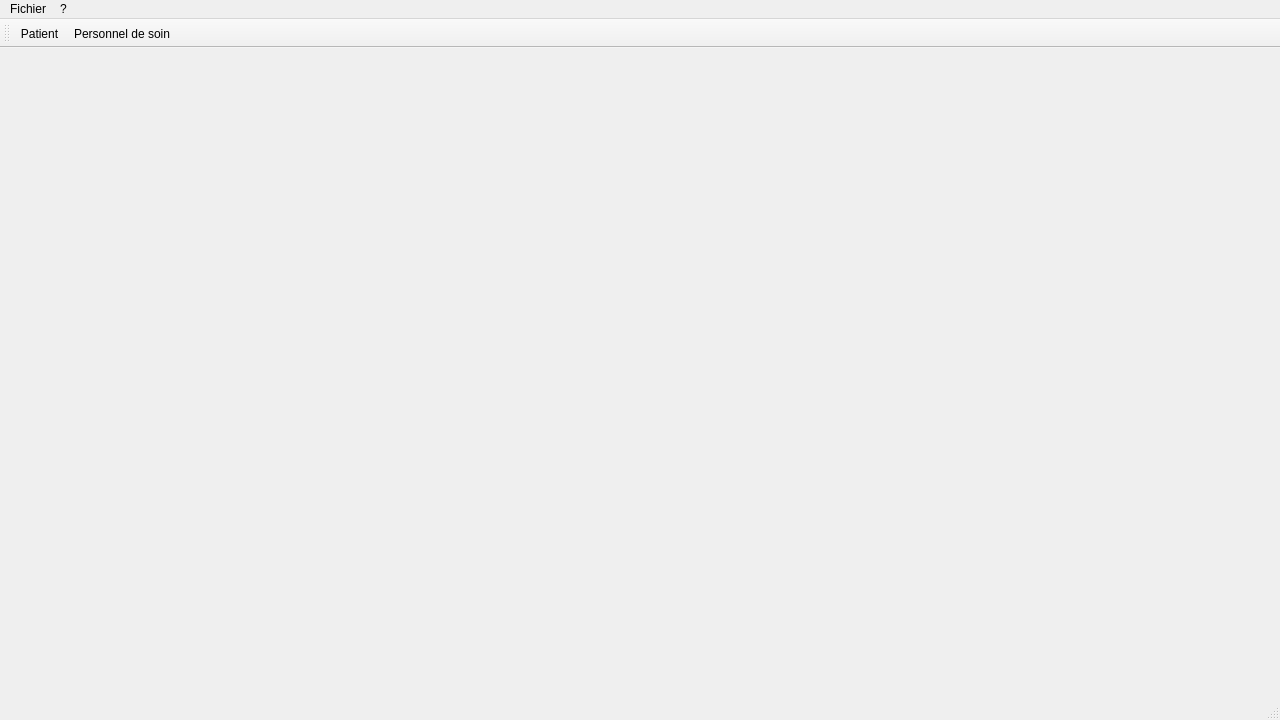
Qt form mainwindow.ui (Neilero/QtProject) before a commit.
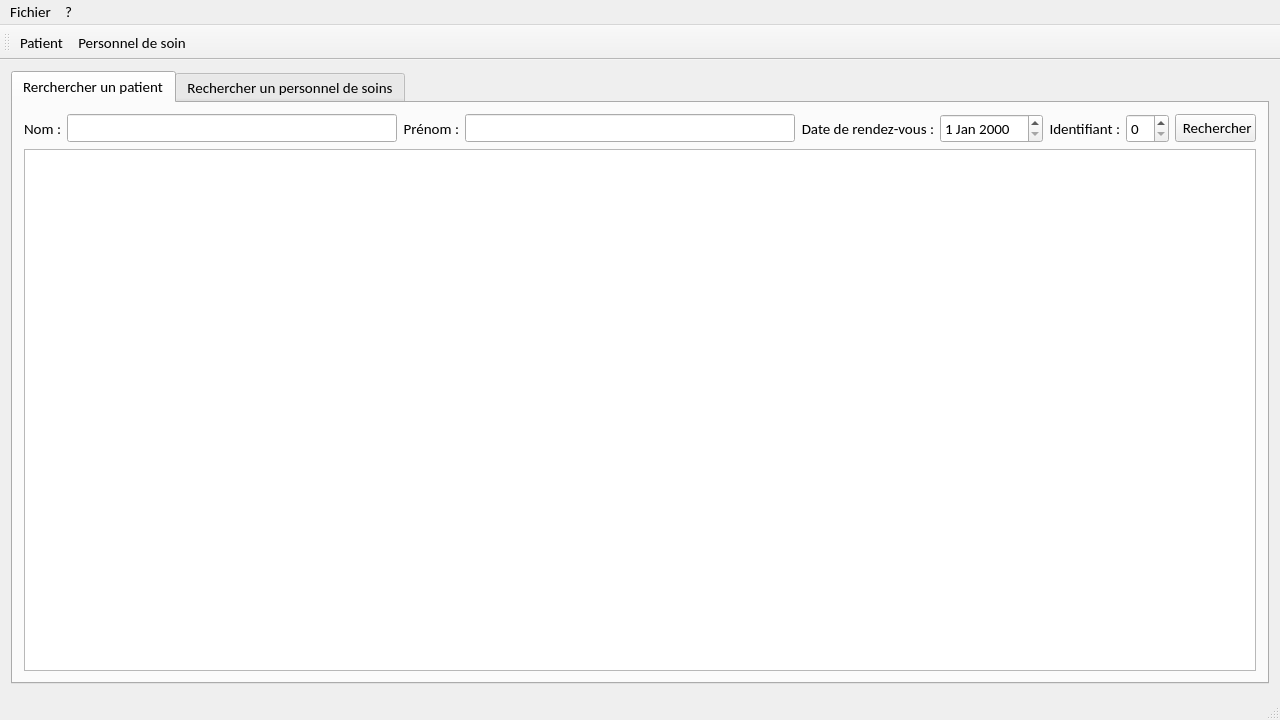
The same form after that commit. Icons and pictures are not drawn.

Diff of the .ui file:
```diff
--- a/mainwindow.ui
+++ b/mainwindow.ui
@@ -10,6 +10,12 @@
     <height>720</height>
    </rect>
   </property>
+  <property name="font">
+   <font>
+    <family>Calibri</family>
+    <pointsize>11</pointsize>
+   </font>
+  </property>
   <property name="windowTitle">
    <string>Fenêtre principale</string>
   </property>
@@ -17,14 +23,126 @@
    <iconset resource="ressources.qrc">
     <normaloff>:/icon/resources/polytechIcon_400x400.jpg</normaloff>:/icon/resources/polytechIcon_400x400.jpg</iconset>
   </property>
-  <widget class="QWidget" name="centralWidget"/>
+  <widget class="QWidget" name="centralWidget">
+   <layout class="QGridLayout" name="gridLayout">
+    <item row="0" column="0">
+     <widget class="QTabWidget" name="tabWidget">
+      <property name="currentIndex">
+       <number>0</number>
+      </property>
+      <widget class="QWidget" name="searchPatient">
+       <attribute name="title">
+        <string>Rerchercher un patient</string>
+       </attribute>
+       <layout class="QGridLayout" name="gridLayout_2">
+        <item row="0" column="7">
+         <widget class="QSpinBox" name="spinBoxIdSearch"/>
+        </item>
+        <item row="0" column="2">
+         <widget class="QLabel" name="label_2">
+          <property name="sizePolicy">
+           <sizepolicy hsizetype="Minimum" vsizetype="Preferred">
+            <horstretch>0</horstretch>
+            <verstretch>0</verstretch>
+           </sizepolicy>
+          </property>
+          <property name="text">
+           <string>Prénom :</string>
+          </property>
+          <property name="alignment">
+           <set>Qt::AlignRight|Qt::AlignTrailing|Qt::AlignVCenter</set>
+          </property>
+         </widget>
+        </item>
+        <item row="0" column="6">
+         <widget class="QLabel" name="label_3">
+          <property name="sizePolicy">
+           <sizepolicy hsizetype="Minimum" vsizetype="Preferred">
+            <horstretch>0</horstretch>
+            <verstretch>0</verstretch>
+           </sizepolicy>
+          </property>
+          <property name="text">
+           <string>Identifiant :</string>
+          </property>
+          <property name="alignment">
+           <set>Qt::AlignRight|Qt::AlignTrailing|Qt::AlignVCenter</set>
+          </property>
+         </widget>
+        </item>
+        <item row="0" column="8">
+         <widget class="QPushButton" name="pushButtonSearchPatient">
+          <property name="text">
+           <string> Rechercher</string>
+          </property>
+          <property name="icon">
+           <iconset resource="ressources.qrc">
+            <normaloff>:/icon/resources/searchIcon.png</normaloff>:/icon/resources/searchIcon.png</iconset>
+          </property>
+         </widget>
+        </item>
+        <item row="1" column="0" colspan="9">
+         <widget class="QTableView" name="tableView"/>
+        </item>
+        <item row="0" column="3">
+         <widget class="QLineEdit" name="lineEditFirstnameSearch"/>
+        </item>
+        <item row="0" column="0">
+         <widget class="QLabel" name="label">
+          <property name="sizePolicy">
+           <sizepolicy hsizetype="Minimum" vsizetype="Preferred">
+            <horstretch>0</horstretch>
+            <verstretch>0</verstretch>
+           </sizepolicy>
+          </property>
+          <property name="text">
+           <string>Nom :</string>
+          </property>
+          <property name="alignment">
+           <set>Qt::AlignRight|Qt::AlignTrailing|Qt::AlignVCenter</set>
+          </property>
+         </widget>
+        </item>
+        <item row="0" column="5">
+         <widget class="QDateEdit" name="dateEditSearch"/>
+        </item>
+        <item row="0" column="1">
+         <widget class="QLineEdit" name="lineEditNameSearch"/>
+        </item>
+        <item row="0" column="4">
+         <widget class="QLabel" name="label_4">
+          <property name="sizePolicy">
+           <sizepolicy hsizetype="Minimum" vsizetype="Preferred">
+            <horstretch>0</horstretch>
+            <verstretch>0</verstretch>
+           </sizepolicy>
+          </property>
+          <property name="text">
+           <string>Date de rendez-vous :</string>
+          </property>
+          <property name="alignment">
+           <set>Qt::AlignRight|Qt::AlignTrailing|Qt::AlignVCenter</set>
+          </property>
+         </widget>
+        </item>
+       </layout>
+      </widget>
+      <widget class="QWidget" name="searchPersonnel">
+       <attribute name="title">
+        <string>Rechercher un personnel de soins</string>
+       </attribute>
+      </widget>
+     </widget>
+    </item>
+   </layout>
+  </widget>
   <widget class="QMenuBar" name="menuBar">
    <property name="geometry">
     <rect>
      <x>0</x>
      <y>0</y>
      <width>1280</width>
-     <height>20</height>
+     <height>23</height>
     </rect>
    </property>
    <widget class="QMenu" name="menuFichier">
```
Left out of the diff: 7 changed lines with no effect on the pictures.
